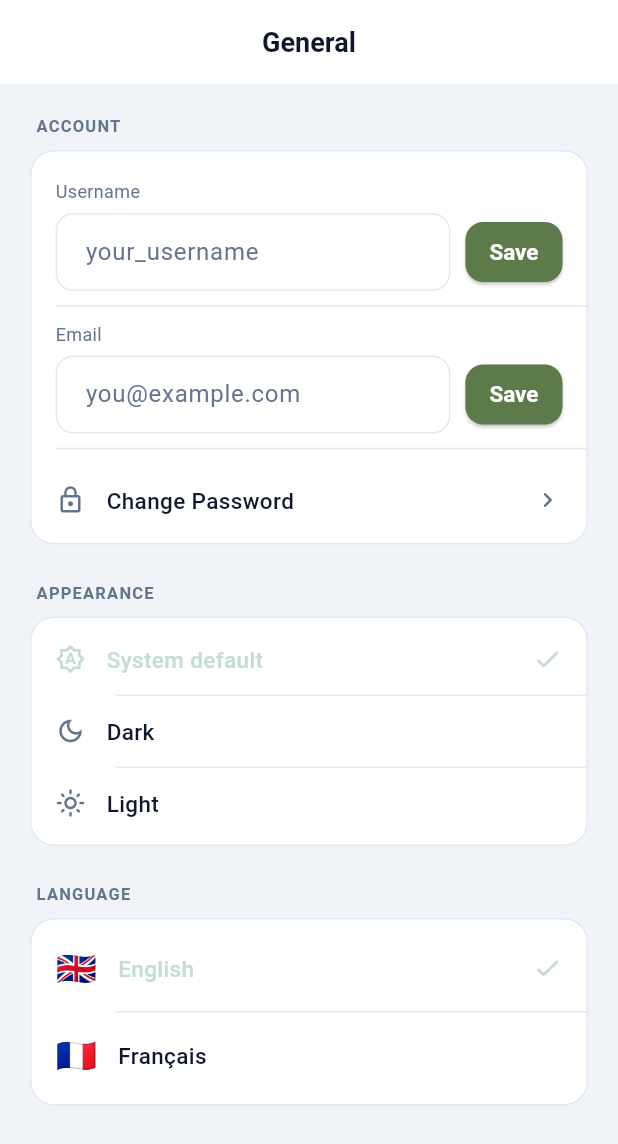
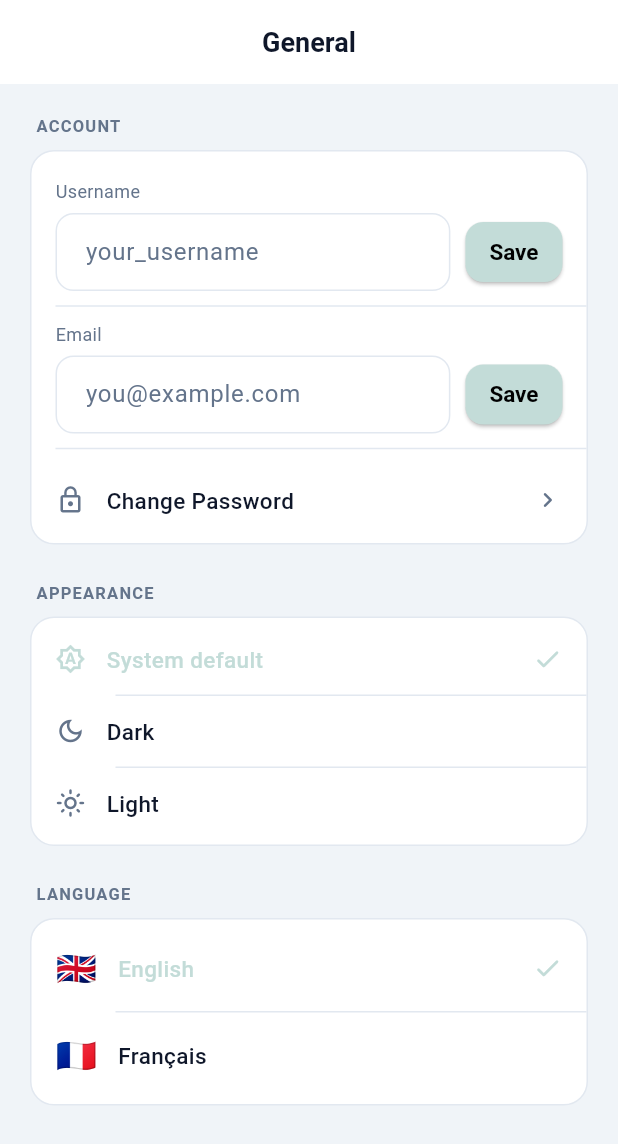
Before and after one commit to worldpeacemetta/WorldPeaceBuilder, a Flutter app: the GeneralScreen screen opened by its route, after a tap on "System default", on a phone screen of 412 x 824 dp. Shown: the top 1144 px of the screen. Run offline on Flutter 3.47's test engine with Material 3 defaults, Android fonts, the phone set to English and light mode, and no system bars; our stand-ins replace fl_chart, flutter_riverpod, go_router, image_picker, shared_preferences, supabase_flutter; missing offline and left inert: mobile_scanner; accounts and stored records are empty; network calls fail.

Commit message:
Button colour: align light theme to protein colour (#C3DCD8)
Dark theme was already using AppColors.protein; light theme had a
hardcoded green #5C7A4A. Now both themes use AppColors.protein.

https://claude.ai/code/session_01Fh3mjq5VUhPDJmziG8ZXP6

```diff
--- a/mobile/lib/theme.dart
+++ b/mobile/lib/theme.dart
@@ -237,15 +237,15 @@ class AppTheme {
     ),
     elevatedButtonTheme: ElevatedButtonThemeData(
       style: ElevatedButton.styleFrom(
-        backgroundColor: const Color(0xFF5C7A4A),
-        foregroundColor: Colors.white,
+        backgroundColor: AppColors.protein,
+        foregroundColor: Colors.black,
         minimumSize: const Size.fromHeight(48),
         shape: RoundedRectangleBorder(borderRadius: BorderRadius.circular(12)),
         textStyle: const TextStyle(fontWeight: FontWeight.w600, fontSize: 15),
       ),
     ),
     textButtonTheme: TextButtonThemeData(
-      style: TextButton.styleFrom(foregroundColor: const Color(0xFF5C7A4A)),
+      style: TextButton.styleFrom(foregroundColor: AppColors.protein),
     ),
     dividerTheme: DividerThemeData(color: AppColorScheme.light.border, space: 1),
     bottomNavigationBarTheme: BottomNavigationBarThemeData(
```
